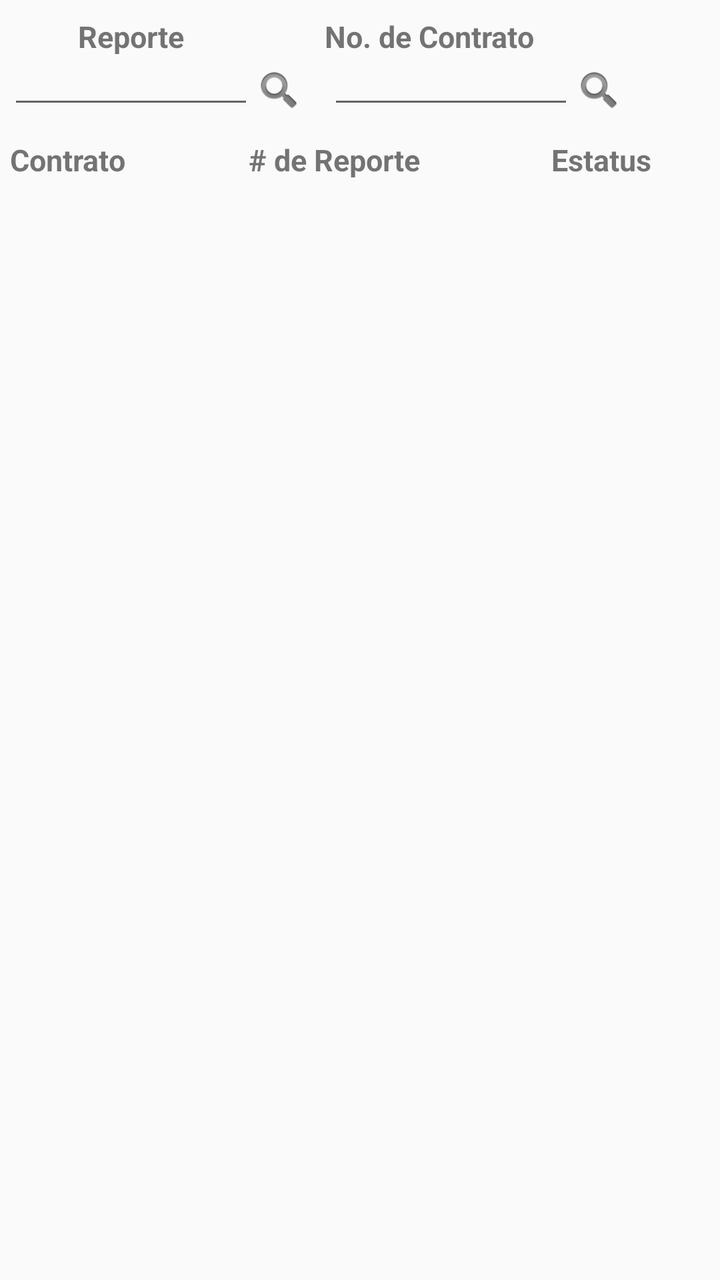
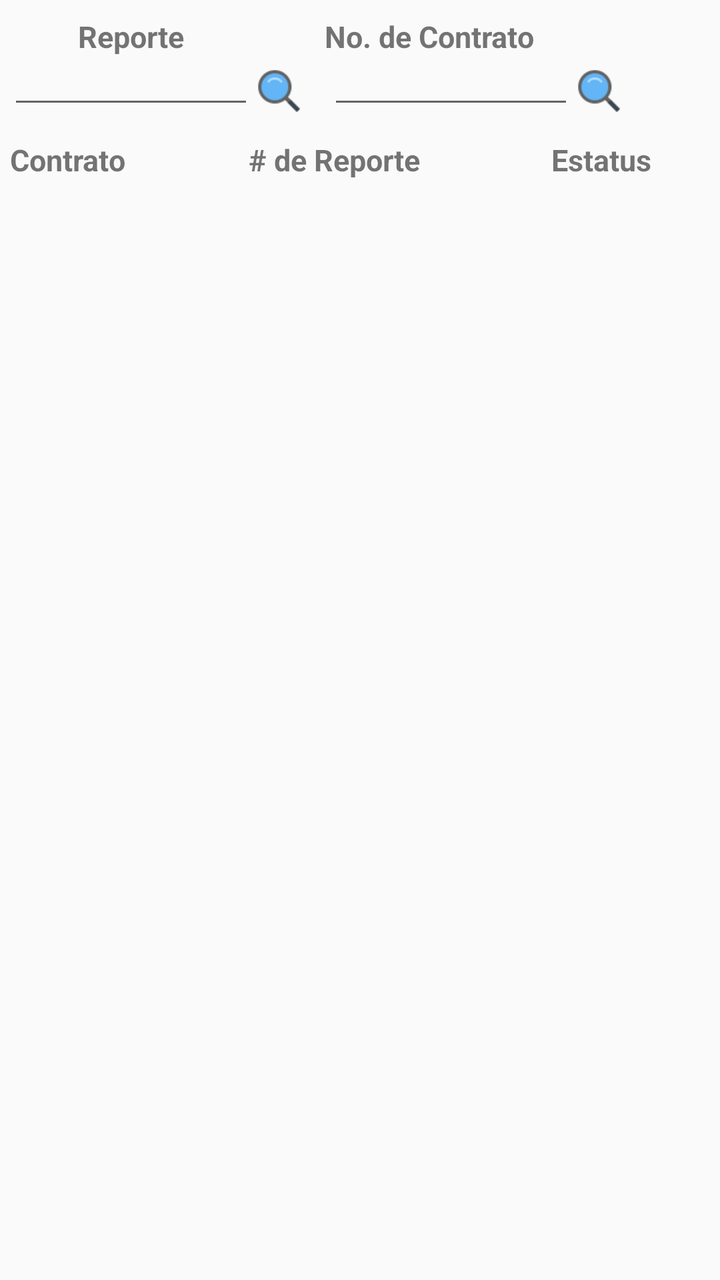

The first picture is an Android layout as it rendered before a commit; the second is the same layout after the commit. The layout source and the unified diff follow.
<!-- AndroidManifest.xml: application theme AppTheme -->
<!-- res/layout/content_reportes.xml -->
<?xml version="1.0" encoding="utf-8"?>
<android.support.constraint.ConstraintLayout xmlns:android="http://schemas.android.com/apk/res/android"
    xmlns:app="http://schemas.android.com/apk/res-auto"
    xmlns:tools="http://schemas.android.com/tools"
    android:layout_width="match_parent"
    android:layout_height="match_parent"
    app:layout_behavior="@string/appbar_scrolling_view_behavior"
    tools:context=".Activitys.Reportes"
    tools:showIn="@layout/app_bar_reportes">

    <ListView
        android:id="@+id/listreporte"
        android:layout_width="match_parent"
        android:layout_height="match_parent"
        android:layout_alignParentTop="true"
        android:layout_marginTop="100dp"
        android:dividerHeight="10dp"
        android:paddingLeft="8dp"
        android:paddingRight="8dp"
        android:textSize="@dimen/chico"
        app:layout_constraintEnd_toEndOf="parent"
        app:layout_constraintStart_toStartOf="parent"
        app:layout_constraintTop_toTopOf="parent" />

    <TextView
        android:id="@+id/textView41"
        android:layout_width="wrap_content"
        android:layout_height="wrap_content"
        android:layout_marginTop="8dp"
        android:text="@string/reporte"
        android:textSize="15dp"
        android:textStyle="bold"
        app:layout_constraintEnd_toEndOf="@+id/reportesearch"
        app:layout_constraintStart_toStartOf="@+id/reportesearch"
        app:layout_constraintTop_toTopOf="parent" />

    <EditText
        android:id="@+id/reportesearch"
        android:layout_width="123dp"
        android:layout_height="28dp"
        android:layout_alignParentTop="true"
        android:layout_marginStart="4dp"
        android:layout_marginTop="3dp"
        android:inputType="number"
        android:textSize="15dp"
        app:layout_constraintStart_toStartOf="parent"
        app:layout_constraintTop_toBottomOf="@+id/textView41" />

    <Button
        android:id="@+id/breporte"
        android:layout_width="25dp"
        android:layout_height="25dp"
        android:background="@android:drawable/ic_search_category_default"
        android:gravity="center_vertical"
        app:layout_constraintBottom_toBottomOf="@+id/reportesearch"
        app:layout_constraintStart_toEndOf="@+id/reportesearch"
        app:layout_constraintTop_toTopOf="@+id/reportesearch" />


    <EditText
        android:id="@+id/contsearch"
        android:layout_width="123dp"
        android:layout_height="28dp"
        android:layout_alignParentTop="true"
        android:layout_alignParentEnd="true"
        android:layout_marginStart="12dp"
        android:layout_marginTop="3dp"
        android:inputType="text|number"
        android:textSize="15dp"
        app:layout_constraintStart_toEndOf="@+id/breporte"
        app:layout_constraintTop_toBottomOf="@+id/textView44" />

    <Button
        android:id="@+id/bcontrato"
        android:layout_width="25dp"
        android:layout_height="25dp"
        android:background="@android:drawable/ic_search_category_default"
        android:gravity="center_vertical"
        app:layout_constraintBottom_toBottomOf="@+id/contsearch"
        app:layout_constraintStart_toEndOf="@+id/contsearch"
        app:layout_constraintTop_toTopOf="@+id/contsearch" />

    <TextView
        android:id="@+id/textView44"
        android:layout_width="wrap_content"
        android:layout_height="wrap_content"
        android:layout_marginStart="70dp"
        android:layout_marginTop="8dp"
        android:text="@string/n_Contrato"
        android:textSize="@dimen/mediano"
        android:textStyle="bold"
        app:layout_constraintStart_toEndOf="@+id/textView41"
        app:layout_constraintTop_toTopOf="parent" />

    <TextView
        android:id="@+id/textView47"
        android:layout_width="wrap_content"
        android:layout_height="wrap_content"
        android:layout_alignParentStart="true"
        android:layout_marginStart="5dp"
        android:layout_marginEnd="16dp"
        android:text="@string/contrato"
        android:textSize="@dimen/mediano"
        android:textStyle="bold"
        app:layout_constraintBottom_toTopOf="@+id/listreporte"
        app:layout_constraintEnd_toEndOf="parent"
        app:layout_constraintHorizontal_bias="0.0"
        app:layout_constraintStart_toStartOf="parent"
        app:layout_constraintTop_toBottomOf="@+id/contsearch" />

    <TextView
        android:id="@+id/textView46"
        android:layout_width="wrap_content"
        android:layout_height="wrap_content"
        android:layout_alignParentStart="true"
        android:layout_marginStart="8dp"
        android:layout_marginTop="8dp"
        android:layout_marginEnd="8dp"
        android:layout_marginBottom="8dp"
        android:text="@string/n_Reporte"
        android:textSize="@dimen/mediano"
        android:textStyle="bold"
        app:layout_constraintBottom_toTopOf="@+id/listreporte"
        app:layout_constraintEnd_toEndOf="parent"
        app:layout_constraintHorizontal_bias="0.44"
        app:layout_constraintStart_toStartOf="@+id/textView47"
        app:layout_constraintTop_toBottomOf="@+id/reportesearch" />


    <TextView
        android:id="@+id/textView45"
        android:layout_width="wrap_content"
        android:layout_height="wrap_content"
        android:layout_alignParentStart="true"
        android:layout_marginStart="8dp"
        android:layout_marginTop="8dp"
        android:layout_marginEnd="8dp"
        android:layout_marginBottom="8dp"
        android:text="@string/estatus"
        android:textSize="15dp"
        android:textStyle="bold"
        app:layout_constraintBottom_toTopOf="@+id/listreporte"
        app:layout_constraintEnd_toEndOf="parent"
        app:layout_constraintHorizontal_bias="0.91"
        app:layout_constraintStart_toStartOf="parent"
        app:layout_constraintTop_toBottomOf="@+id/contsearch" />

</android.support.constraint.ConstraintLayout>
<!-- res/layout/app_bar_reportes.xml (included above) -->
<?xml version="1.0" encoding="utf-8"?>
<android.support.design.widget.CoordinatorLayout xmlns:android="http://schemas.android.com/apk/res/android"
    xmlns:app="http://schemas.android.com/apk/res-auto"
    xmlns:tools="http://schemas.android.com/tools"
    android:layout_width="match_parent"
    android:layout_height="match_parent"
    tools:context=".Activitys.Orden">

    <android.support.design.widget.AppBarLayout
        android:layout_width="match_parent"
        android:layout_height="wrap_content"
        android:theme="@style/AppTheme.AppBarOverlay">

        <android.support.v7.widget.Toolbar
            android:id="@+id/toolbar"
            android:layout_width="match_parent"
            android:layout_height="?attr/actionBarSize"
            android:background="?attr/colorPrimary"
            app:popupTheme="@style/AppTheme.PopupOverlay" />

    </android.support.design.widget.AppBarLayout>

    <include layout="@layout/content_reportes" />




</android.support.design.widget.CoordinatorLayout>
<!-- resources referenced by this layout -->
<resources>
  <dimen name="chico">10dp</dimen>
  <dimen name="mediano">15dp</dimen>
  <string name="contrato">Contrato</string>
  <string name="estatus">Estatus</string>
  <string name="n_Contrato">No. de Contrato</string>
  <string name="n_Reporte"># de Reporte</string>
  <string name="reporte">Reporte</string>
  <style name="AppTheme.AppBarOverlay" parent="ThemeOverlay.AppCompat.Dark.ActionBar" />
  <style name="AppTheme.PopupOverlay" parent="ThemeOverlay.AppCompat.Light" />
  <style name="AppTheme" parent="Theme.AppCompat.Light.DarkActionBar">
          
          <item name="colorPrimary">@color/colorPrimary</item>
          <item name="colorPrimaryDark">@color/colorPrimaryDark</item>
          <item name="colorAccent">@color/colorAccent</item>
          <item name="android:colorForeground">@android:color/background_dark</item>
      </style>
  <color name="colorPrimary">#0277BD</color>
  <color name="colorPrimaryDark">#004C8C</color>
  <color name="colorAccent">#0000FF</color>
</resources>

<!-- the commit's change to res/layout/content_reportes.xml (unified diff, before → after) -->
@@ -50,7 +50,7 @@
         android:id="@+id/breporte"
         android:layout_width="25dp"
         android:layout_height="25dp"
-        android:background="@android:drawable/ic_search_category_default"
+        android:background="@drawable/busqueda"
         android:gravity="center_vertical"
         app:layout_constraintBottom_toBottomOf="@+id/reportesearch"
         app:layout_constraintStart_toEndOf="@+id/reportesearch"
@@ -74,7 +74,7 @@
         android:id="@+id/bcontrato"
         android:layout_width="25dp"
         android:layout_height="25dp"
-        android:background="@android:drawable/ic_search_category_default"
+        android:background="@drawable/busqueda"
         android:gravity="center_vertical"
         app:layout_constraintBottom_toBottomOf="@+id/contsearch"
         app:layout_constraintStart_toEndOf="@+id/contsearch"
<!-- resource entries referenced after the edit -->
@@ -2,6 +2,7 @@
 <resources>
   <dimen name="chico">10dp</dimen>
   <dimen name="mediano">15dp</dimen>
+  <!-- drawable busqueda: png bitmap (drawable, 1157 bytes) -->
   <string name="contrato">Contrato</string>
   <string name="estatus">Estatus</string>
   <string name="n_Contrato">No. de Contrato</string>
